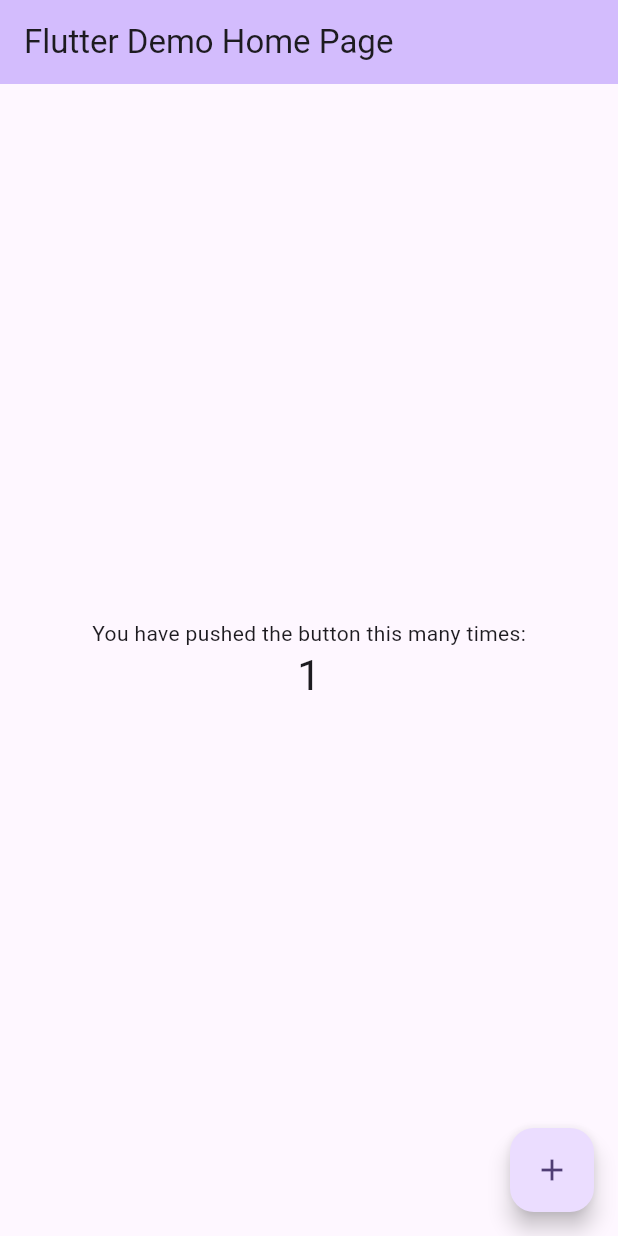
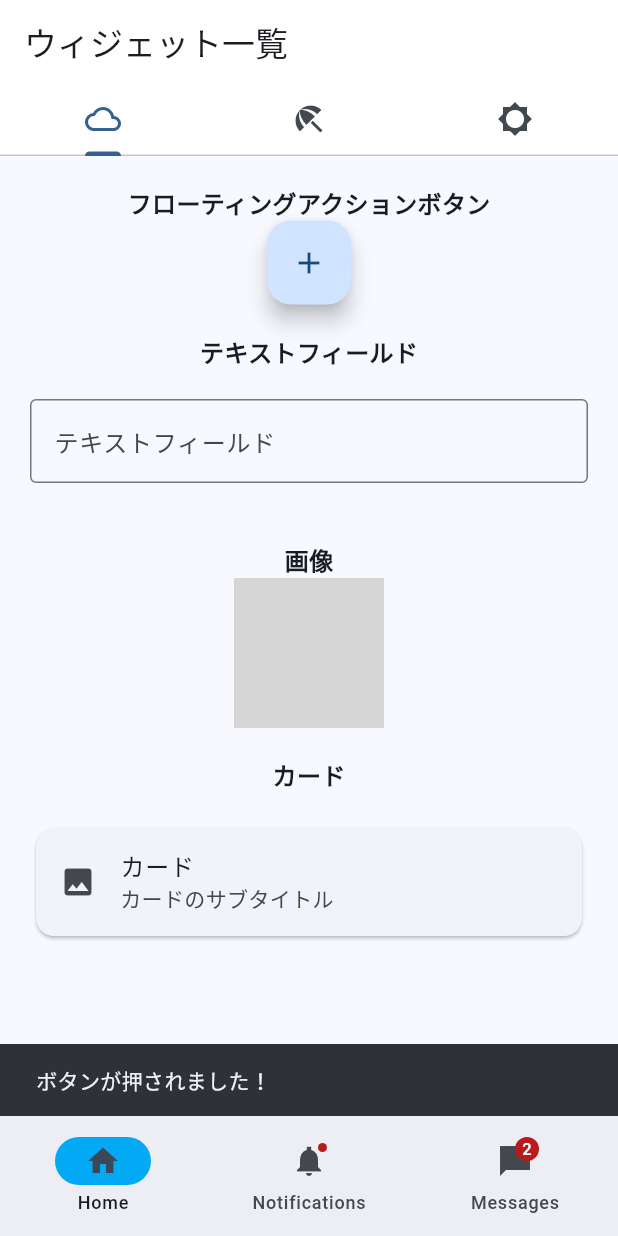
Before and after one commit to iput-solution-dev/flutter_guide, a Flutter app: the screen it shows after launch, after a tap on the "add" icon, on a phone screen of 412 x 824 dp. Run offline on Flutter 3.47's test engine with Material 3 defaults, Android fonts, the phone set to English and light mode, and no system bars; network calls fail; grey boxes are pictures that could not be loaded.

Commit message:
feat：アイテムの追加

```diff
--- /dev/null
+++ b/lib/components/custom_bottom_navbar.dart
@@ -0,0 +1,43 @@
+import 'package:flutter/material.dart';
+
+class CustomBottomNavbar extends StatefulWidget {
+  const CustomBottomNavbar({super.key});
+
+  @override
+  State<CustomBottomNavbar> createState() => _CustomBottomNavbarState();
+}
+
+class _CustomBottomNavbarState extends State<CustomBottomNavbar> {
+  @override
+  Widget build(BuildContext context) {
+    int currentPageIndex = 0;
+
+    return NavigationBar(
+        onDestinationSelected: (int index) {
+          setState(() {
+            currentPageIndex = index;
+          });
+        },
+        indicatorColor: Colors.lightBlue,
+        selectedIndex: currentPageIndex,
+        destinations: const <Widget>[
+          NavigationDestination(
+            selectedIcon: Icon(Icons.home),
+            icon: Icon(Icons.home_outlined),
+            label: 'Home',
+          ),
+          NavigationDestination(
+            icon: Badge(child: Icon(Icons.notifications_sharp)),
+            label: 'Notifications',
+          ),
+          NavigationDestination(
+            icon: Badge(
+              label: Text('2'),
+              child: Icon(Icons.messenger_sharp),
+            ),
+            label: 'Messages',
+          ),
+        ],
+    );
+  }
+}
--- /dev/null
+++ b/lib/components/custom_card.dart
@@ -0,0 +1,19 @@
+import 'package:flutter/material.dart';
+
+class CustomCard extends StatelessWidget {
+  const CustomCard({super.key});
+
+  @override
+  Widget build(BuildContext context) {
+    return const Padding(
+      padding: EdgeInsets.all(20),
+      child: Card(
+        child: ListTile(
+          leading: Icon(Icons.photo),
+          title: Text('カード'),
+          subtitle: Text('カードのサブタイトル'),
+        ),
+      ),
+    );
+  }
+}
--- /dev/null
+++ b/lib/components/custom_text.dart
@@ -0,0 +1,20 @@
+import 'package:flutter/material.dart';
+
+class CustomText extends StatelessWidget {
+  final String title;
+  const CustomText({super.key, required this.title});
+
+  @override
+  Widget build(BuildContext context) {
+    return Padding(
+      padding: const EdgeInsets.only(top: 20),
+      child: Text(
+        title,
+        style: const TextStyle(
+          fontSize: 16,
+          fontWeight: FontWeight.bold,
+        ),
+      ),
+    );
+  }
+}
--- /dev/null
+++ b/lib/components/custom_text_field.dart
@@ -0,0 +1,18 @@
+import 'package:flutter/material.dart';
+
+class CustomTextField extends StatelessWidget {
+  const CustomTextField({super.key});
+
+  @override
+  Widget build(BuildContext context) {
+    return const Padding(
+      padding:  EdgeInsets.all(20.0),
+      child: TextField(
+        decoration: InputDecoration(
+          border: OutlineInputBorder(),
+          labelText: 'テキストフィールド',
+        ),
+      ),
+    );
+  }
+}
--- /dev/null
+++ b/lib/components/floating_action_button.dart
@@ -0,0 +1,19 @@
+import 'package:flutter/material.dart';
+
+class FloatingActionButtonWidget extends StatelessWidget {
+  const FloatingActionButtonWidget({super.key});
+
+  @override
+  Widget build(BuildContext context) {
+    return FloatingActionButton(
+      onPressed: () {
+        ScaffoldMessenger.of(context).showSnackBar(
+          const SnackBar(
+            content: Text('ボタンが押されました！'),
+          ),
+        );
+      },
+      child: const Icon(Icons.add),
+    );
+  }
+}
--- /dev/null
+++ b/lib/home.dart
@@ -0,0 +1,71 @@
+import 'package:flutter/material.dart';
+//　コンポーネント
+import 'components/custom_text.dart';
+import 'components/floating_action_button.dart';
+import 'components/custom_text_field.dart';
+import 'components/custom_card.dart';
+import 'components/custom_bottom_navbar.dart';
+
+
+class MyHomePage extends StatefulWidget {
+  const MyHomePage({super.key, required this.title});
+  final String title;
+
+  @override
+  State<MyHomePage> createState() => _MyHomePageState();
+}
+
+class _MyHomePageState extends State<MyHomePage> {
+
+  @override
+  Widget build(BuildContext context) {
+    return DefaultTabController(
+      initialIndex: 1,
+      length: 3,
+      child: Scaffold(
+        appBar: AppBar(
+          backgroundColor: Colors.white,
+          title: Text(widget.title),
+          bottom: const TabBar(
+            tabs: <Widget>[
+              Tab(
+                icon: Icon(Icons.cloud_outlined),
+              ),
+              Tab(
+                icon: Icon(Icons.beach_access_sharp),
+              ),
+              Tab(
+                icon: Icon(Icons.brightness_5_sharp),
+              ),
+            ],
+          ),
+        ),
+
+        body: SingleChildScrollView( // 画面が小さい場合にスクロールできるようにする
+          child:  Container( //画面に箱を作る
+            height: MediaQuery.of(context).size.height, //箱の高さは画面全部
+            alignment: Alignment.center,  //中央に配置
+            child:  const Column( //縦に並べる
+              children: <Widget>[
+
+                CustomText(title: 'フローティングアクションボタン'),
+                FloatingActionButtonWidget(),
+
+                CustomText(title: 'テキストフィールド'),
+                CustomTextField(),
+
+
+                CustomText(title: '画像'),
+                Image(image:  NetworkImage('https://raw.githubusercontent.com/Tarikul-Islam-Anik/Animated-Fluent-Emojis/master/Emojis/Animals/Bear.png'), width: 100, height: 100),
+
+                CustomText(title: 'カード'),
+                CustomCard(),
+              ],
+            ),
+          ),
+        ),
+        bottomNavigationBar: const CustomBottomNavbar(),
+      ),
+    );
+  }
+}
--- a/lib/main.dart
+++ b/lib/main.dart
@@ -1,4 +1,6 @@
 import 'package:flutter/material.dart';
+//　コンポーネント
+import 'package:flutter_guide/home.dart';
 
 void main() {
   runApp(const MyApp());
@@ -7,119 +9,15 @@ void main() {
 class MyApp extends StatelessWidget {
   const MyApp({super.key});
 
-  // This widget is the root of your application.
   @override
   Widget build(BuildContext context) {
     return MaterialApp(
-      title: 'Flutter Demo',
+      title: 'Flutter Guide',
       theme: ThemeData(
-        // This is the theme of your application.
-        //
-        // TRY THIS: Try running your application with "flutter run". You'll see
-        // the application has a purple toolbar. Then, without quitting the app,
-        // try changing the seedColor in the colorScheme below to Colors.green
-        // and then invoke "hot reload" (save your changes or press the "hot
-        // reload" button in a Flutter-supported IDE, or press "r" if you used
-        // the command line to start the app).
-        //
-        // Notice that the counter didn't reset back to zero; the application
-        // state is not lost during the reload. To reset the state, use hot
-        // restart instead.
-        //
-        // This works for code too, not just values: Most code changes can be
-        // tested with just a hot reload.
-        colorScheme: ColorScheme.fromSeed(seedColor: Colors.deepPurple),
+        colorScheme: ColorScheme.fromSeed(seedColor: Colors.blue),
         useMaterial3: true,
       ),
-      home: const MyHomePage(title: 'Flutter Demo Home Page'),
+      home: const MyHomePage(title: 'ウィジェット一覧'),
     );
   }
 }
-
-class MyHomePage extends StatefulWidget {
-  const MyHomePage({super.key, required this.title});
-
-  // This widget is the home page of your application. It is stateful, meaning
-  // that it has a State object (defined below) that contains fields that affect
-  // how it looks.
-
-  // This class is the configuration for the state. It holds the values (in this
-  // case the title) provided by the parent (in this case the App widget) and
-  // used by the build method of the State. Fields in a Widget subclass are
-  // always marked "final".
-
-  final String title;
-
-  @override
-  State<MyHomePage> createState() => _MyHomePageState();
-}
-
-class _MyHomePageState extends State<MyHomePage> {
-  int _counter = 0;
-
-  void _incrementCounter() {
-    setState(() {
-      // This call to setState tells the Flutter framework that something has
-      // changed in this State, which causes it to rerun the build method below
-      // so that the display can reflect the updated values. If we changed
-      // _counter without calling setState(), then the build method would not be
-      // called again, and so nothing would appear to happen.
-      _counter++;
-    });
-  }
-
-  @override
-  Widget build(BuildContext context) {
-    // This method is rerun every time setState is called, for instance as done
-    // by the _incrementCounter method above.
-    //
-    // The Flutter framework has been optimized to make rerunning build methods
-    // fast, so that you can just rebuild anything that needs updating rather
-    // than having to individually change instances of widgets.
-    return Scaffold(
-      appBar: AppBar(
-        // TRY THIS: Try changing the color here to a specific color (to
-        // Colors.amber, perhaps?) and trigger a hot reload to see the AppBar
-        // change color while the other colors stay the same.
-        backgroundColor: Theme.of(context).colorScheme.inversePrimary,
-        // Here we take the value from the MyHomePage object that was created by
-        // the App.build method, and use it to set our appbar title.
-        title: Text(widget.title),
-      ),
-      body: Center(
-        // Center is a layout widget. It takes a single child and positions it
-        // in the middle of the parent.
-        child: Column(
-          // Column is also a layout widget. It takes a list of children and
-          // arranges them vertically. By default, it sizes itself to fit its
-          // children horizontally, and tries to be as tall as its parent.
-          //
-          // Column has various properties to control how it sizes itself and
-          // how it positions its children. Here we use mainAxisAlignment to
-          // center the children vertically; the main axis here is the vertical
-          // axis because Columns are vertical (the cross axis would be
-          // horizontal).
-          //
-          // TRY THIS: Invoke "debug painting" (choose the "Toggle Debug Paint"
-          // action in the IDE, or press "p" in the console), to see the
-          // wireframe for each widget.
-          mainAxisAlignment: MainAxisAlignment.center,
-          children: <Widget>[
-            const Text(
-              'You have pushed the button this many times:',
-            ),
-            Text(
-              '$_counter',
-              style: Theme.of(context).textTheme.headlineMedium,
-            ),
-          ],
-        ),
-      ),
-      floatingActionButton: FloatingActionButton(
-        onPressed: _incrementCounter,
-        tooltip: 'Increment',
-        child: const Icon(Icons.add),
-      ), // This trailing comma makes auto-formatting nicer for build methods.
-    );
-  }
-}
--- a/pubspec.yaml
+++ b/pubspec.yaml
@@ -59,7 +59,7 @@ flutter:
   uses-material-design: true
 
   # To add assets to your application, add an assets section, like this:
-  # assets:
+  #assets:
   #   - images/a_dot_burr.jpeg
   #   - images/a_dot_ham.jpeg
 
```
